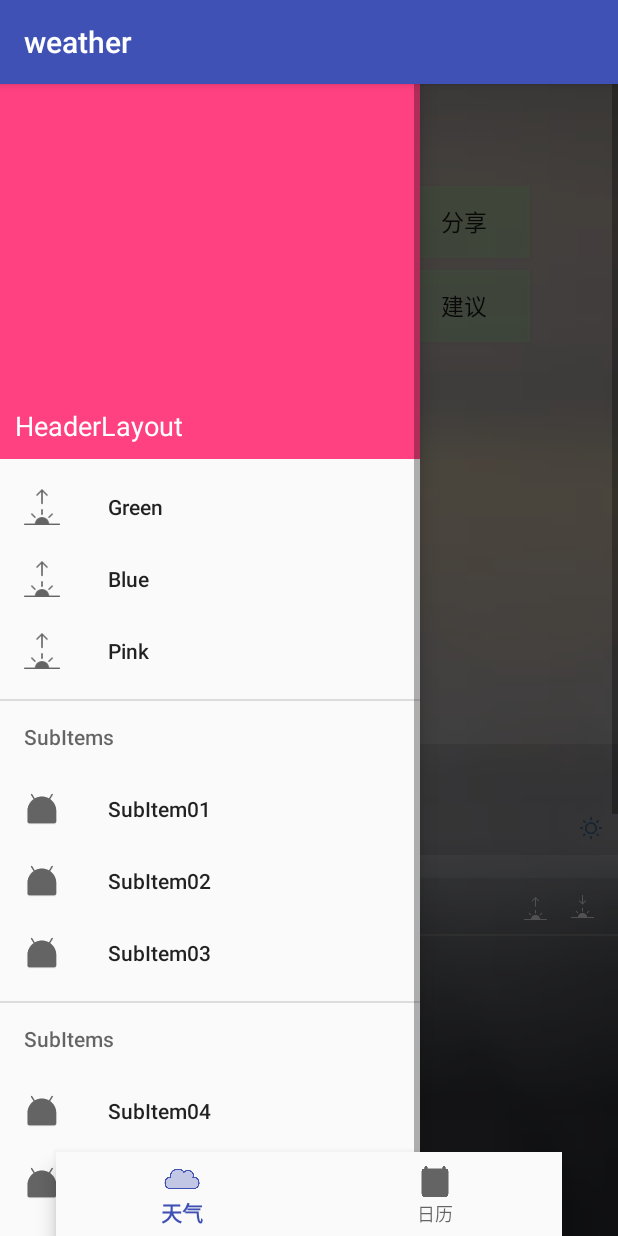
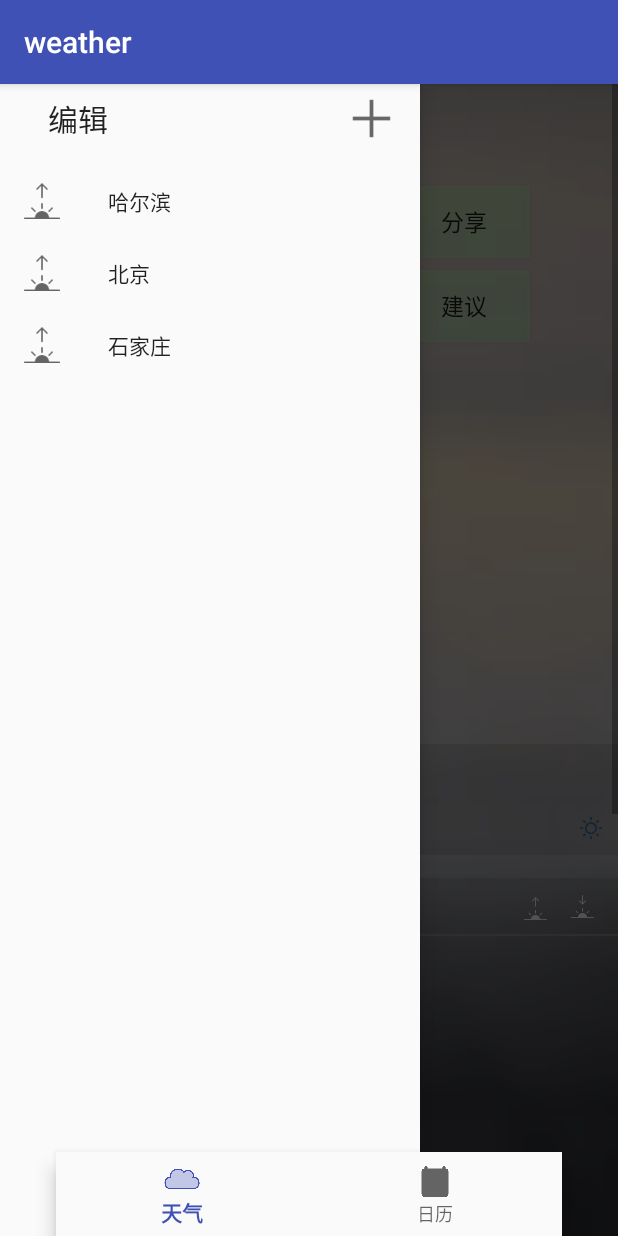
Before and after one commit to ArnoldYU/WeatherAndCalendar, an Android app: the screen it shows after launch (MainActivity), with the side drawer open, on a phone screen of 412 x 824 dp. Run offline under Robolectric (Android 15) with nearby library versions, the phone set to English and light mode, and no system bars.

Commit message:
实现侧栏选择跳转城市功能

```diff
--- a/app/src/main/java/com/example/arnold/weather/MainActivity.java
+++ b/app/src/main/java/com/example/arnold/weather/MainActivity.java
@@ -3,13 +3,16 @@ package com.example.arnold.weather;
 import android.os.Bundle;
 import android.support.annotation.NonNull;
 import android.support.design.widget.BottomNavigationView;
+import android.support.design.widget.NavigationView;
 import android.support.v4.app.Fragment;
 import android.support.v4.view.ViewPager;
+import android.support.v4.widget.DrawerLayout;
 import android.support.v7.app.AppCompatActivity;
 import android.util.Log;
 import android.view.Menu;
 import android.view.MenuItem;
 import android.view.View;
+import android.widget.Button;
 
 import com.example.arnold.weather.fragement.calendarviewall.calendarview;
 import com.example.arnold.weather.fragement.weatherallview.weatherview;
@@ -20,9 +23,11 @@ import java.util.List;
 
 public class MainActivity extends AppCompatActivity {
 
+    private Button addcity;
+    private Button editcity;
     private ViewPager vp1;
     private ViewPager vp2;
-    private ViewPager vp3;
+    private DrawerLayout drawerLayout;
 
     private MenuItem menuItem;
     private BottomNavigationView navigation;
@@ -46,46 +51,34 @@ public class MainActivity extends AppCompatActivity {
         }
 
     };
+    private ArrayList<Fragment> fragments1;
+    private ArrayList<Fragment> fragments2;
 
     @Override
     protected void onCreate(Bundle savedInstanceState) {
         super.onCreate(savedInstanceState);
         setContentView(R.layout.activity_main);
+        drawerLayout = (DrawerLayout)findViewById(R.id.drawer1);
 
         Bundle bundle;
+        fragments1 = new ArrayList<Fragment>();
+        fragments2 = new ArrayList<Fragment>();
 
-        List<Fragment> fragments1 = new ArrayList<Fragment>();
-        List<Fragment> fragments2 = new ArrayList<Fragment>();
-        List<Fragment> fragments3 = new ArrayList<Fragment>();
-
-        String cityname[]={"哈尔滨","北京"};
+        String cityname[] = {"哈尔滨", "北京", "石家庄"};
         String cityname1 = "北京";
         String cityname2 = "哈尔滨";
         String cityname3 = "石家庄";
 
-        for (int i=0;i<2;i++){
+        for (int i = 0; i < 3; i++) {
             bundle = new Bundle();
-            bundle.putString("City",cityname[i]);
+            bundle.putString("City", cityname[i]);
             fragments1.add(new weatherview());
             fragments1.get(i).setArguments(bundle);
         }
 
-//        bundle=new Bundle();
-//        bundle.putString("City", cityname1);
-//        fragments1.add(new test2());
-//        fragments1.get(0).setArguments(bundle);
-//        bundle=new Bundle();
-//        bundle.putString("City", cityname2);
-//        fragments1.add(new test2());
-//        fragments1.get(1).setArguments(bundle);
-
-
-
         fragments2.add(new calendarview());
-//        fragments3.add(new test());
 
         FragAdapter adapter = new FragAdapter(getSupportFragmentManager(), fragments1);
-//
 //        //设定适配器
         vp1 = (ViewPager) findViewById(R.id.viewpager);
         vp1.setAdapter(adapter);
@@ -100,6 +93,51 @@ public class MainActivity extends AppCompatActivity {
         vp2.setOnPageChangeListener(new PagerListener());
 
         BottomNavigationView navigation = (BottomNavigationView) findViewById(R.id.navigation);
+        final NavigationView headerView = (NavigationView) findViewById(R.id.navigation_view1);
+
+        View myheadview = headerView.getHeaderView(0);
+        addcity = (Button)myheadview.findViewById(R.id.addcity);
+        editcity = (Button)myheadview.findViewById(R.id.editcity);
+
+        addcity.setOnClickListener(new View.OnClickListener() {
+            @Override
+            public void onClick(View view) {
+                System.out.println("添加城市");
+
+                drawerLayout.closeDrawers();
+            }
+        });
+
+        editcity.setOnClickListener(new View.OnClickListener() {
+            @Override
+            public void onClick(View view) {
+                System.out.println("编辑城市");
+                drawerLayout.closeDrawers();
+            }
+        });
+
+
+        headerView.setNavigationItemSelectedListener(new NavigationView.OnNavigationItemSelectedListener() {
+            @Override
+            public boolean onNavigationItemSelected(MenuItem item) {
+                //在这里处理item的点击事件
+                switch (item.getItemId()) {
+                    case R.id.item_city1:
+                        vp1.setCurrentItem(0);
+                        drawerLayout.closeDrawers();
+                        return true;
+                    case R.id.item_city2:
+                        vp1.setCurrentItem(1);
+                        drawerLayout.closeDrawers();
+                        return true;
+                    case R.id.item_city3:
+                        vp1.setCurrentItem(2);
+                        drawerLayout.closeDrawers();
+                        return true;
+                }
+                return true;
+            }
+        });
         navigation.setOnNavigationItemSelectedListener(mOnNavigationItemSelectedListener);
     }
 
--- a/app/src/main/java/com/example/arnold/weather/fragement/weatherallview/Today24HourView.java
+++ b/app/src/main/java/com/example/arnold/weather/fragement/weatherallview/Today24HourView.java
@@ -85,7 +85,7 @@ public class Today24HourView extends View {
 
         public void mytest() {
             String mycode;
-            String cityname[] = {"哈尔滨1", "北京1"};
+            String cityname[] = {"哈尔滨1", "北京1","石家庄1"};
 
 
             sharedPreferences = Today24HourView.this.getContext().getSharedPreferences(cityname[setcityname], Context.MODE_PRIVATE);
--- a/app/src/main/res/layout/navigation_drawer_header.xml
+++ b/app/src/main/res/layout/navigation_drawer_header.xml
@@ -1,16 +1,43 @@
 <?xml version="1.0" encoding="utf-8"?>
-<RelativeLayout xmlns:android="http://schemas.android.com/apk/res/android"
+<android.support.constraint.ConstraintLayout xmlns:android="http://schemas.android.com/apk/res/android"
+    xmlns:app="http://schemas.android.com/apk/res-auto"
+    xmlns:tools="http://schemas.android.com/tools"
     android:layout_width="match_parent"
-    android:layout_height="250dp"
-    android:background="@color/colorAccent">
+    android:layout_height="wrap_content"
+    android:background="#00000000">
 
-    <TextView
+
+    <Button
+        android:id="@+id/editcity"
         android:layout_width="wrap_content"
-        android:layout_height="wrap_content"
+        android:layout_height="30dp"
+        android:background="#00000000"
+        android:text="编辑"
+        android:textSize="20sp"
         android:layout_alignParentBottom="true"
         android:layout_alignParentLeft="true"
-        android:layout_margin="10dp"
-        android:text="HeaderLayout"
-        android:textColor="@android:color/white"
-        android:textSize="18sp" />
-</RelativeLayout>
+        android:layout_alignParentStart="true"
+        android:layout_marginStart="8dp"
+        app:layout_constraintTop_toTopOf="parent"
+        android:layout_marginTop="8dp"
+        android:layout_marginLeft="8dp"
+        app:layout_constraintLeft_toLeftOf="parent"
+        app:layout_constraintBottom_toBottomOf="parent"
+        android:layout_marginBottom="8dp" />
+
+    <Button
+        android:id="@+id/addcity"
+        android:layout_width="30dp"
+        android:layout_height="30dp"
+        android:background="@drawable/addcity"
+        android:layout_marginEnd="17dp"
+        android:layout_alignParentTop="true"
+        android:layout_alignParentRight="true"
+        android:layout_alignParentEnd="true"
+        android:layout_marginRight="8dp"
+        app:layout_constraintRight_toRightOf="parent"
+        app:layout_constraintTop_toTopOf="parent"
+        android:layout_marginTop="8dp"
+        app:layout_constraintBottom_toBottomOf="parent"
+        android:layout_marginBottom="8dp" />
+</android.support.constraint.ConstraintLayout>
--- a/app/src/main/res/layout/weatherview.xml
+++ b/app/src/main/res/layout/weatherview.xml
@@ -221,7 +221,8 @@
                         app:layout_constraintBottom_toBottomOf="parent"
                         app:layout_constraintLeft_toLeftOf="parent"
                         app:layout_constraintTop_toTopOf="parent"
-                        app:layout_constraintVertical_bias="0.0" />
+                        app:layout_constraintVertical_bias="0.0"
+                        tools:ignore="SpUsage" />
                 </android.support.constraint.ConstraintLayout>
 
                 <LinearLayout
--- a/app/src/main/res/menu/navigation_drawer_menu.xml
+++ b/app/src/main/res/menu/navigation_drawer_menu.xml
@@ -1,52 +1,17 @@
 <?xml version="1.0" encoding="utf-8"?>
 <menu xmlns:android="http://schemas.android.com/apk/res/android">
 
-    <group android:checkableBehavior="single">
     <item
-            android:id="@+id/item_green"
+        android:id="@+id/item_city1"
         android:icon="@drawable/sunup"
-            android:title="Green" />
+        android:title="哈尔滨" />
     <item
-            android:id="@+id/item_blue"
+        android:id="@+id/item_city2"
         android:icon="@drawable/sunup"
-            android:title="Blue" />
+        android:title="北京" />
     <item
-            android:id="@+id/item_pink"
+        android:id="@+id/item_city3"
         android:icon="@drawable/sunup"
-            android:title="Pink" />
-    </group>
+        android:title="石家庄" />
 
-    <item android:title="SubItems">
-        <menu>
-            <item
-                android:id="@+id/subitem_01"
-                android:icon="@mipmap/ic_launcher"
-                android:title="SubItem01" />
-            <item
-                android:id="@+id/subitem_02"
-                android:icon="@mipmap/ic_launcher"
-                android:title="SubItem02" />
-            <item
-                android:id="@+id/subitem_03"
-                android:icon="@mipmap/ic_launcher"
-                android:title="SubItem03" />
 </menu>
-    </item>
-
-    <item android:title="SubItems">
-        <menu>
-            <item
-                android:id="@+id/subitem_04"
-                android:icon="@mipmap/ic_launcher"
-                android:title="SubItem04" />
-            <item
-                android:id="@+id/subitem_05"
-                android:icon="@mipmap/ic_launcher"
-                android:title="SubItem05" />
-            <item
-                android:id="@+id/subitem_06"
-                android:icon="@mipmap/ic_launcher"
-                android:title="SubItem06" />
-        </menu>
-    </item>
-</menu>
```
Also changed, not shown: app/src/main/res/drawable/addcity.png (added). Lines whose indentation alone changed are shown as unchanged.
